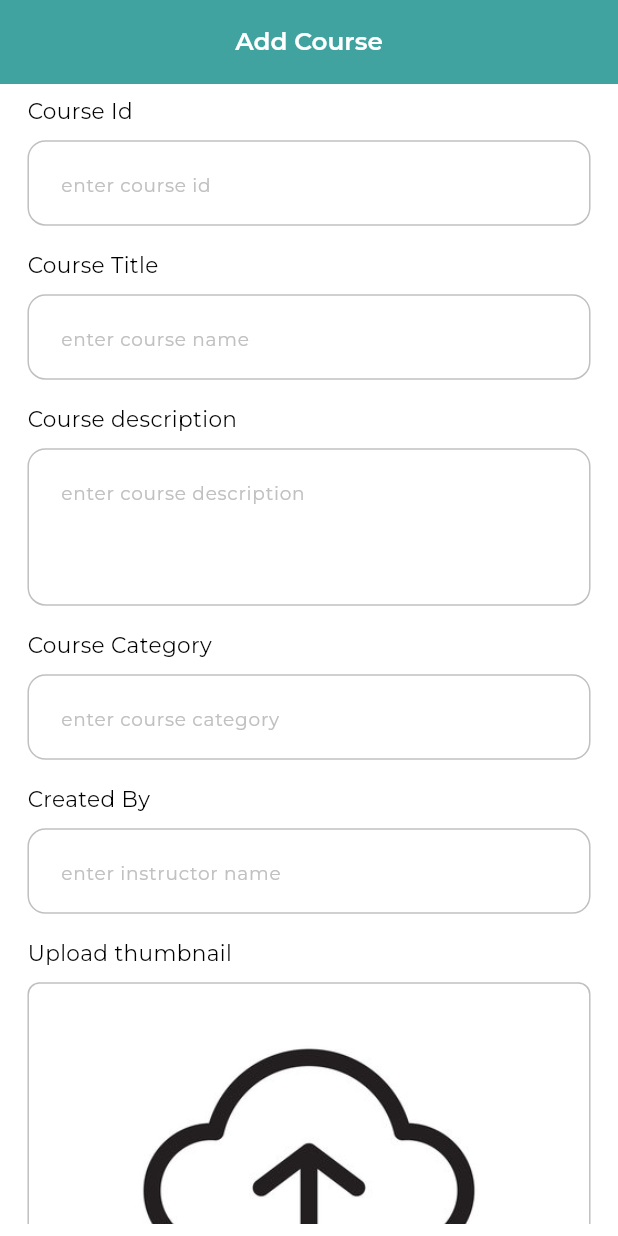
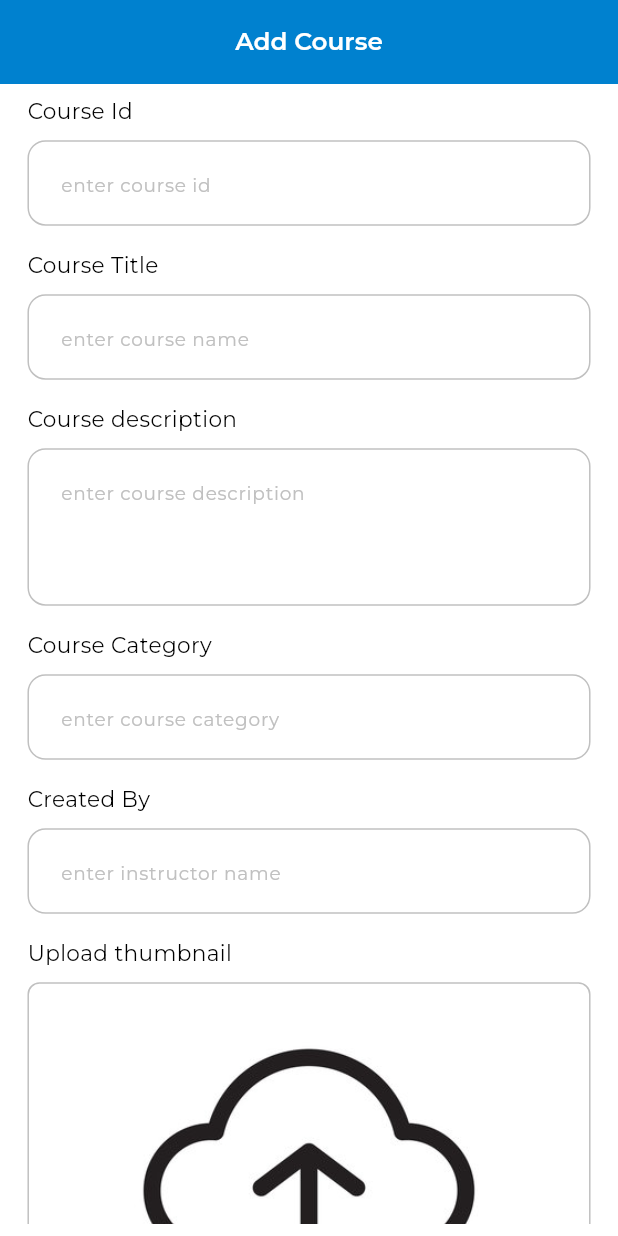
Before and after one commit to aliNassef/elearning_dashboard, a Flutter app: the screen it shows after launch, on a phone screen of 412 x 824 dp. Run offline on Flutter 3.47's test engine with Material 3 defaults, Android fonts, the phone set to English and light mode, and no system bars; our stand-ins replace cloud_firestore, dartz, device_preview, firebase_core, flutter_bloc, flutter_screenutil and 5 more; accounts and stored records are empty.

Commit message:
fix status bar color

```diff
--- a/lib/e_learning_app.dart
+++ b/lib/e_learning_app.dart
@@ -31,7 +31,9 @@ class ELearningApp extends StatelessWidget {
           ),
           fontFamily: GoogleFonts.montserrat().fontFamily,
           appBarTheme: const AppBarTheme(
-            systemOverlayStyle: SystemUiOverlayStyle(),
+            systemOverlayStyle: SystemUiOverlayStyle(
+              statusBarColor: Colors.transparent,
+            ),
           ),
           scaffoldBackgroundColor: Colors.white,
         ),
--- a/lib/features/courses/presentation/view/courses_view.dart
+++ b/lib/features/courses/presentation/view/courses_view.dart
@@ -12,7 +12,7 @@ class CoursesView extends StatelessWidget {
     return Scaffold(
       appBar: AppBar(
         elevation: 2,
-        backgroundColor: AppColors.lightsecondaryColor,
+        backgroundColor: AppColors.primaryColor,
         centerTitle: true,
         title: Text(
           'Add Course',
```
